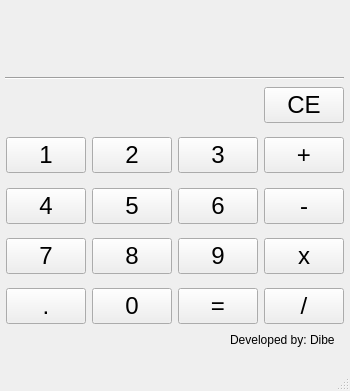
Before: the Qt Designer form calculator.ui in ArthurDibe/Qt-Calculator, drawn with Qt 5.
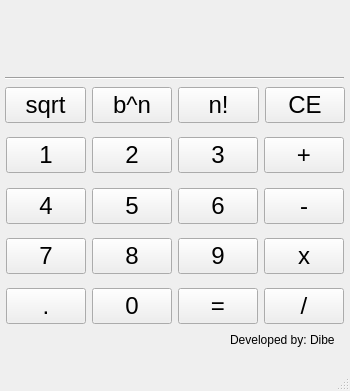
After: the same form once the commit is applied.

Commit message: Created buttons for square root, power and factorial functionalities

```diff
--- a/calculator.ui
+++ b/calculator.ui
@@ -370,9 +370,9 @@
    <widget class="QWidget" name="horizontalLayoutWidget">
     <property name="geometry">
      <rect>
-      <x>259</x>
+      <x>0</x>
       <y>80</y>
-      <width>91</width>
+      <width>351</width>
       <height>51</height>
      </rect>
     </property>
@@ -386,6 +386,42 @@
      <property name="rightMargin">
       <number>6</number>
      </property>
+     <item>
+      <widget class="QPushButton" name="factorialButton_3">
+       <property name="font">
+        <font>
+         <pointsize>18</pointsize>
+        </font>
+       </property>
+       <property name="text">
+        <string>sqrt</string>
+       </property>
+      </widget>
+     </item>
+     <item>
+      <widget class="QPushButton" name="factorialButton_2">
+       <property name="font">
+        <font>
+         <pointsize>18</pointsize>
+        </font>
+       </property>
+       <property name="text">
+        <string>b^n</string>
+       </property>
+      </widget>
+     </item>
+     <item>
+      <widget class="QPushButton" name="factorialButton">
+       <property name="font">
+        <font>
+         <pointsize>18</pointsize>
+        </font>
+       </property>
+       <property name="text">
+        <string>n!</string>
+       </property>
+      </widget>
+     </item>
      <item>
       <widget class="QPushButton" name="clearButton">
        <property name="font">
```
